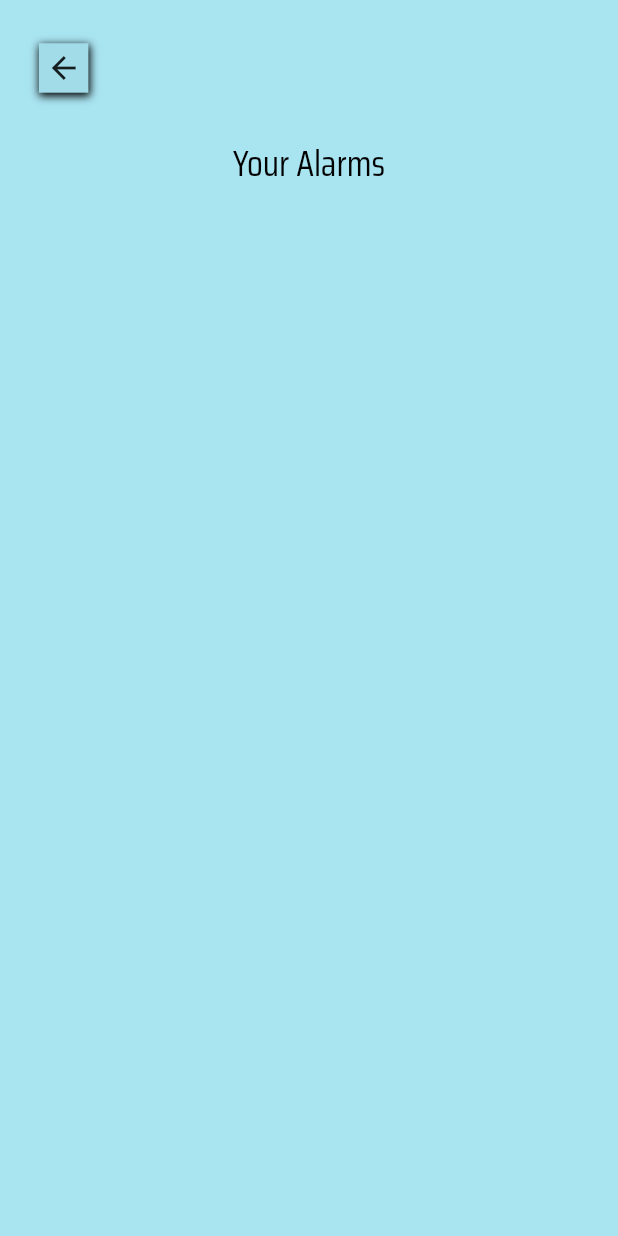
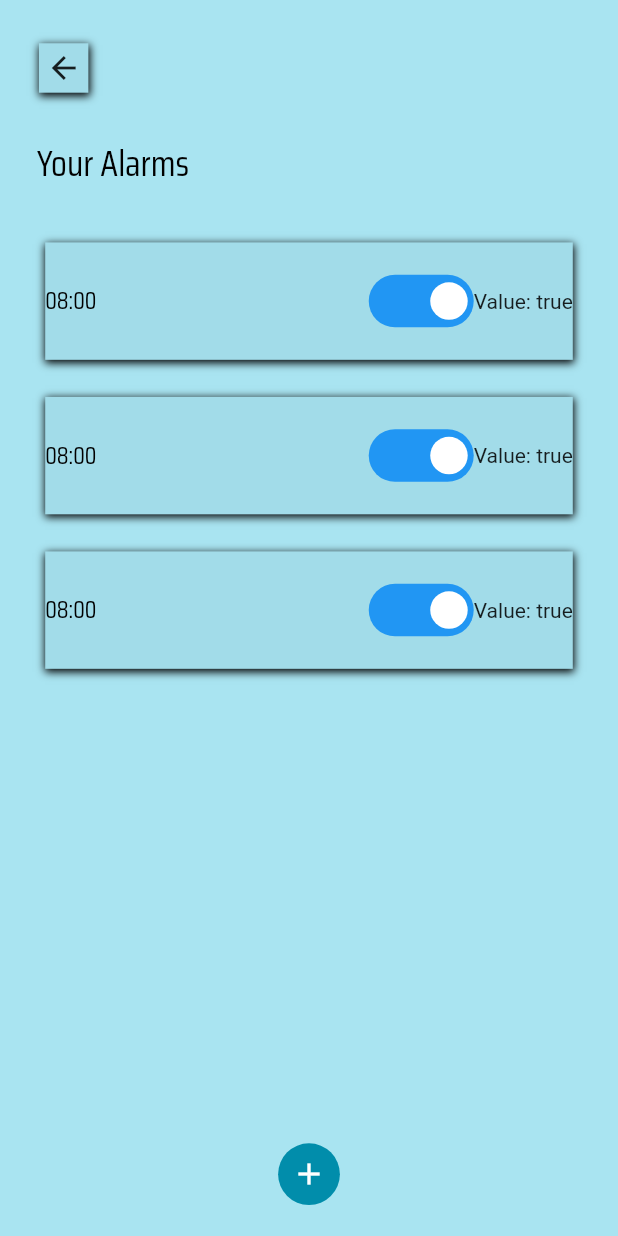
Before and after one commit to chummy-ch/Water-overflow, a Flutter app: the AlarmScreen screen opened directly, on a phone screen of 412 x 824 dp. Run offline on Flutter 3.47's test engine with Material 2 defaults, Android fonts, the phone set to English and light mode, and no system bars; drawn by our look-alikes of flutter_switch; our stand-ins replace easy_localization, email_validator, firebase_auth, firebase_core, fluttertoast, google_sign_in; missing offline and left inert: password_validator; accounts and stored records are empty; Roboto replaces fonts that are missing (SairaCondensed-Light).

Commit message:
aditing screens design

```diff
--- a/lib/screens/AlarmScreen.dart
+++ b/lib/screens/AlarmScreen.dart
@@ -2,6 +2,7 @@ import 'package:easy_localization/easy_localization.dart';
 import 'package:flutter/material.dart';
 import 'package:flutter/widgets.dart';
 import 'package:water_overflow/utils/Constants.dart';
+import 'package:water_overflow/widgets/Alarm.dart';
 import 'package:water_overflow/widgets/PanelButton.dart';
 
 import 'MainScreen.dart';
@@ -33,10 +34,33 @@ class AlarmScreen extends StatelessWidget {
                   ],
                 ),
               ),
-              Text(
-                'AlarmScreen.alarms'.tr(),
-                style: TEXT_THEME.headline2,
+              Row(
+                children: [
+                  Padding(
+                    padding: EdgeInsets.only(
+                        left: SizeConfig.blockSizeHorizontal * 6,
+                        bottom: SizeConfig.blockSizeVertical * 4),
+                    child: Text(
+                      'AlarmScreen.alarms'.tr(),
+                      style: TEXT_THEME.headline2,
+                    ),
+                  ),
+                ],
               ),
+              Alarm(),
+              Alarm(),
+              Alarm(),
+              Spacer(flex: 1),
+              Container(
+                  width: SizeConfig.blockSizeHorizontal * 10,
+                  height: SizeConfig.blockSizeVertical * 10,
+                  decoration: new BoxDecoration(
+                    shape: BoxShape.circle,
+                    color: COLOR_BLUE_DIRTY,
+                  ),
+                  child: Icon(Icons.add,
+                  color: Colors.white),
+                  ),
             ],
           ),
         ),
--- a/lib/utils/Constants.dart
+++ b/lib/utils/Constants.dart
@@ -7,6 +7,7 @@ const COLOR_WATER = Color.fromRGBO(37, 144, 249, 1.0);
 const COLOR_DARK_BLUE = Color.fromRGBO(0, 84, 166, 1.0);
 const COLOR_WHITE = Color.fromRGBO(255, 255, 255, 0.3);
 const COLOR_BLUE_WHITE = Color.fromRGBO(202, 245, 255, 1.0);
+const COLOR_BLUE_DIRTY = Color.fromRGBO(1, 141, 171, 1.0);
 
 const TextTheme TEXT_THEME = TextTheme(
   headline1: TextStyle(
--- /dev/null
+++ b/lib/widgets/Alarm.dart
@@ -0,0 +1,55 @@
+import 'package:flutter/material.dart';
+import 'package:flutter_switch/flutter_switch.dart';
+import 'package:water_overflow/utils/Constants.dart';
+
+class Alarm extends StatelessWidget {
+  final Widget child;
+  final double height, width;
+
+  const Alarm({
+    Key key,
+    this.height,
+    this.width,
+    this.child,
+  }) : super(key: key);
+
+  @override
+  Widget build(BuildContext context) {
+    bool isOn = true;
+    return Container(
+      width: SizeConfig.blockSizeHorizontal * 85.37,
+      height: SizeConfig.blockSizeVertical * 9.5,
+      margin: EdgeInsets.only(bottom: SizeConfig.blockSizeVertical * 3),
+      decoration: BoxDecoration(color: COLOR_BUTTON, boxShadow: [
+        BoxShadow(
+          offset: const Offset(0.5, 1.5),
+          blurRadius: 4.0,
+          spreadRadius: 0.5,
+        )
+      ]),
+      child: Row(
+        children: [
+          Text(
+            '08:00',
+            style: TEXT_THEME.headline6,
+          ),
+          Spacer(flex: 1),
+          FlutterSwitch(
+            value: isOn,
+            onToggle: (val) {
+              setState(() {
+                isOn = val;
+              });
+            },
+          ),
+          Container(
+            alignment: Alignment.centerRight,
+            child: Text(
+              "Value: $isOn",
+            ),
+          ),
+        ],
+      ),
+    );
+  }
+}
--- a/pubspec.yaml
+++ b/pubspec.yaml
@@ -31,6 +31,7 @@ dependencies:
   email_validator: ^2.0.1
   password_validator: ^0.0.1
   google_sign_in: ^5.0.2
+  flutter_switch: ^0.3.1
 
 
   # The following adds the Cupertino Icons font to your application.
```
Also changed, not shown: lib/screens/MainScreen.dart (+0 -15 lines), lib/screens/StatisticsScreen.dart (+33 -3 lines), lib/widgets/HistoryButton.dart (+8 -4 lines), lib/widgets/PSettingsButton.dart (+3 -4 lines), pubspec.lock.
